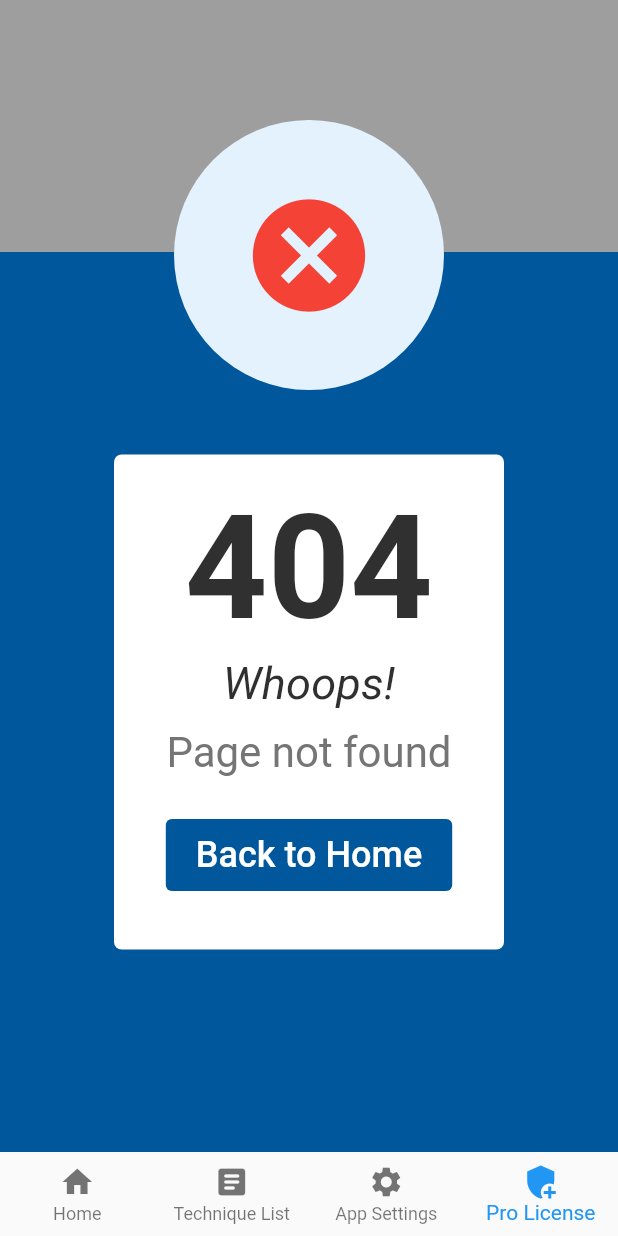
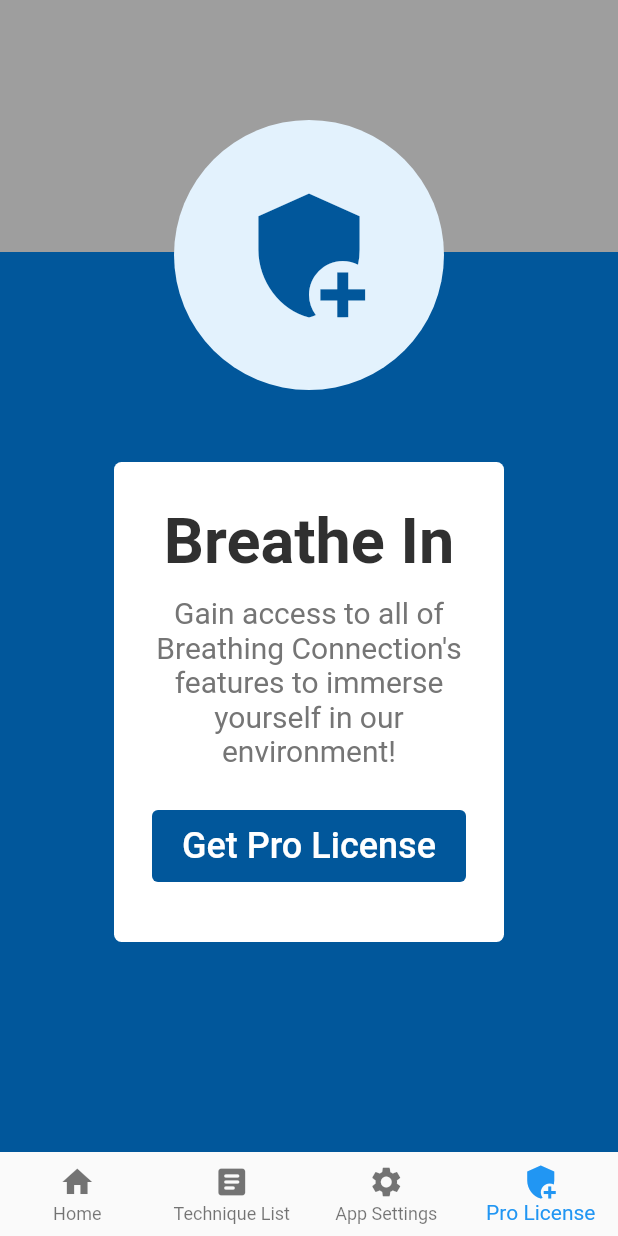
Before and after one commit to milaquintero/Breathing_Connection, a Flutter app: the screen it shows after launch, item 4 of the bottom bar chosen, on a phone screen of 412 x 824 dp. Run offline on Flutter 3.47's test engine with Material 2 defaults, Android fonts, the phone set to English and light mode, and no system bars; our stand-ins replace flutter_spinkit.

Commit message:
added pro license purchase page

```diff
--- /dev/null
+++ b/lib/pages/pro_license.dart
@@ -0,0 +1,121 @@
+import 'package:breathing_connection/models/current_page_handler.dart';
+import 'package:breathing_connection/models/main_data.dart';
+import 'package:breathing_connection/styles.dart';
+import 'package:flutter/material.dart';
+import 'package:breathing_connection/models/nav_link.dart';
+import 'package:provider/provider.dart';
+class ProLicense extends StatefulWidget {
+  final BuildContext rootContext;
+  ProLicense({this.rootContext});
+
+  @override
+  _ProLicenseState createState() => _ProLicenseState();
+}
+
+class _ProLicenseState extends State<ProLicense> {
+  @override
+  Widget build(BuildContext context) {
+    //available nav links from provider
+    List<NavLink> navLinks = Provider.of<MainData>(widget.rootContext).pages;
+    //find home page in main data page links
+    NavLink homePage = navLinks.firstWhere((page) => page.pageRoute == '/home');
+    return Stack(
+      alignment: Alignment.topCenter,
+      clipBehavior: Clip.none,
+      children: [
+        Column(
+          mainAxisAlignment: MainAxisAlignment.end,
+          crossAxisAlignment: CrossAxisAlignment.stretch,
+          children: [
+            //left over space at the top
+            Expanded(
+                child: DecoratedBox(
+                  decoration: BoxDecoration(
+                      color: Colors.grey
+                  ),
+                )
+            ),
+            //MAIN CONTENT
+            Container(
+              height: 600,
+              color: brandPrimary,
+              child: Row(
+                mainAxisAlignment: MainAxisAlignment.center,
+                crossAxisAlignment: CrossAxisAlignment.center,
+                children: [
+                  Container(
+                    width: 260,
+                    height: 320,
+                    padding: EdgeInsets.all(20),
+                    decoration: BoxDecoration(
+                        borderRadius: BorderRadius.circular(5),
+                        color: Colors.white
+                    ),
+                    child: Column(
+                      children: [
+                        Padding(
+                          padding: EdgeInsets.only(top: 8),
+                          child: Text(
+                            'Breathe In',
+                            style: TextStyle(
+                                fontWeight: FontWeight.bold,
+                                fontSize: 42,
+                                color: Colors.grey[850]
+                            ),
+                          ),
+                        ),
+                        Padding(
+                          padding: EdgeInsets.only(top: 12, bottom: 28),
+                          child: Text(
+                            'Gain access to all of Breathing Connection\'s features to immerse yourself in our environment!',
+                            style: TextStyle(
+                                fontSize: 20,
+                                color: Colors.grey[600]
+                            ),
+                            textAlign: TextAlign.center,
+                          ),
+                        ),
+                        TextButton(
+                          onPressed: (){
+                            //return to home page
+                            Provider.of<CurrentPageHandler>(widget.rootContext, listen: false).setPageIndex(homePage.pageIndex);
+                          },
+                          child: Padding(
+                            padding: const EdgeInsets.symmetric(horizontal: 12, vertical: 2),
+                            child: Text(
+                              'Get Pro License',
+                              style: TextStyle(
+                                  color: Colors.white,
+                                  fontSize: 24
+                              ),
+                            ),
+                          ),
+                          style: TextButton.styleFrom(
+                              backgroundColor: brandPrimary
+                          ),
+                        )
+                      ],
+                    ),
+                  )
+                ],
+              ),
+            ),
+          ],
+        ),
+        //fixed position icon
+        Positioned(
+          top: 80,
+          child: CircleAvatar(
+            backgroundColor: Colors.blue[50],
+            radius: 90,
+            child: Icon(
+              Icons.add_moderator,
+              size: 90,
+              color: brandPrimary,
+            ),
+          ),
+        )
+      ],
+    );
+  }
+}
--- a/lib/pages/root.dart
+++ b/lib/pages/root.dart
@@ -3,6 +3,7 @@ import 'package:breathing_connection/models/nav_link.dart';
 import 'package:breathing_connection/models/current_page_handler.dart';
 import 'package:breathing_connection/pages/app_settings.dart';
 import 'package:breathing_connection/pages/page_not_found.dart';
+import 'package:breathing_connection/pages/pro_license.dart';
 import 'package:breathing_connection/pages/technique_list.dart';
 import 'package:flutter/material.dart';
 import 'package:breathing_connection/pages/home.dart';
@@ -33,6 +34,9 @@ class _RootPageState extends State<RootPage> {
           else if(currentRoute == '/settings'){
             return AppSettings();
           }
+          else if(currentRoute == '/pro'){
+            return ProLicense(rootContext: context,);
+          }
           else{
             return PageNotFound(rootContext: context,);
           }
```
